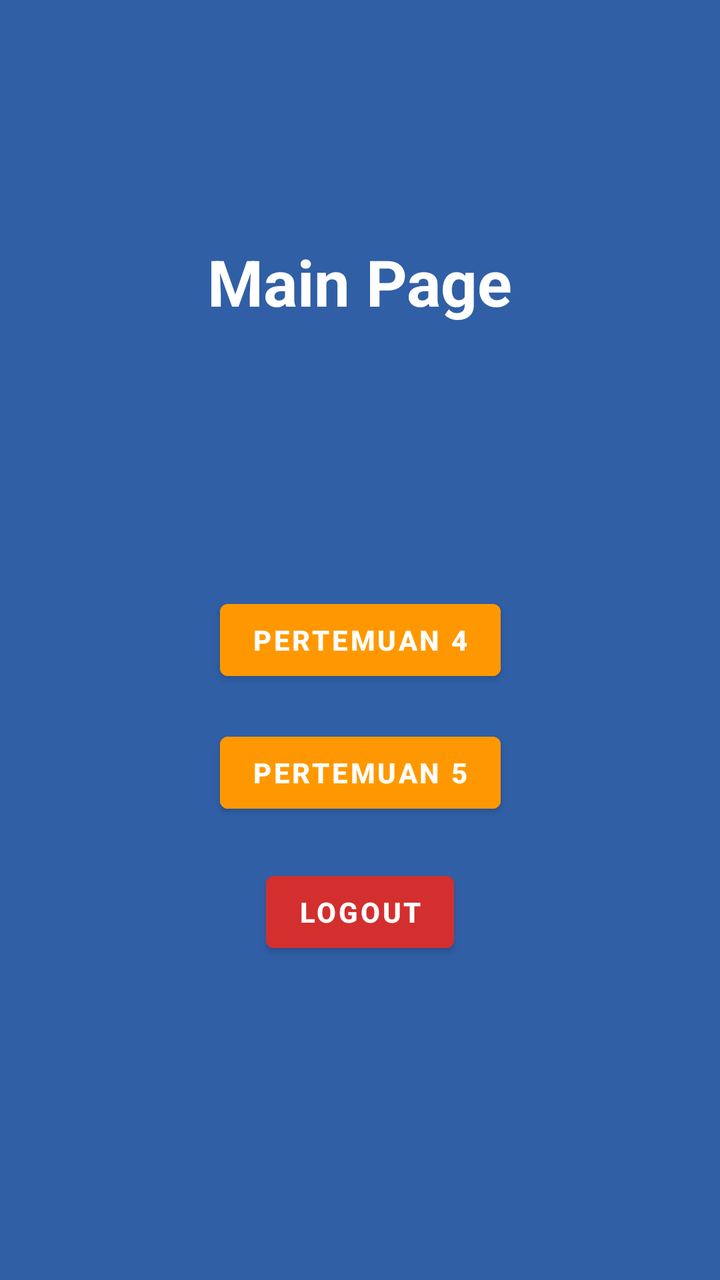
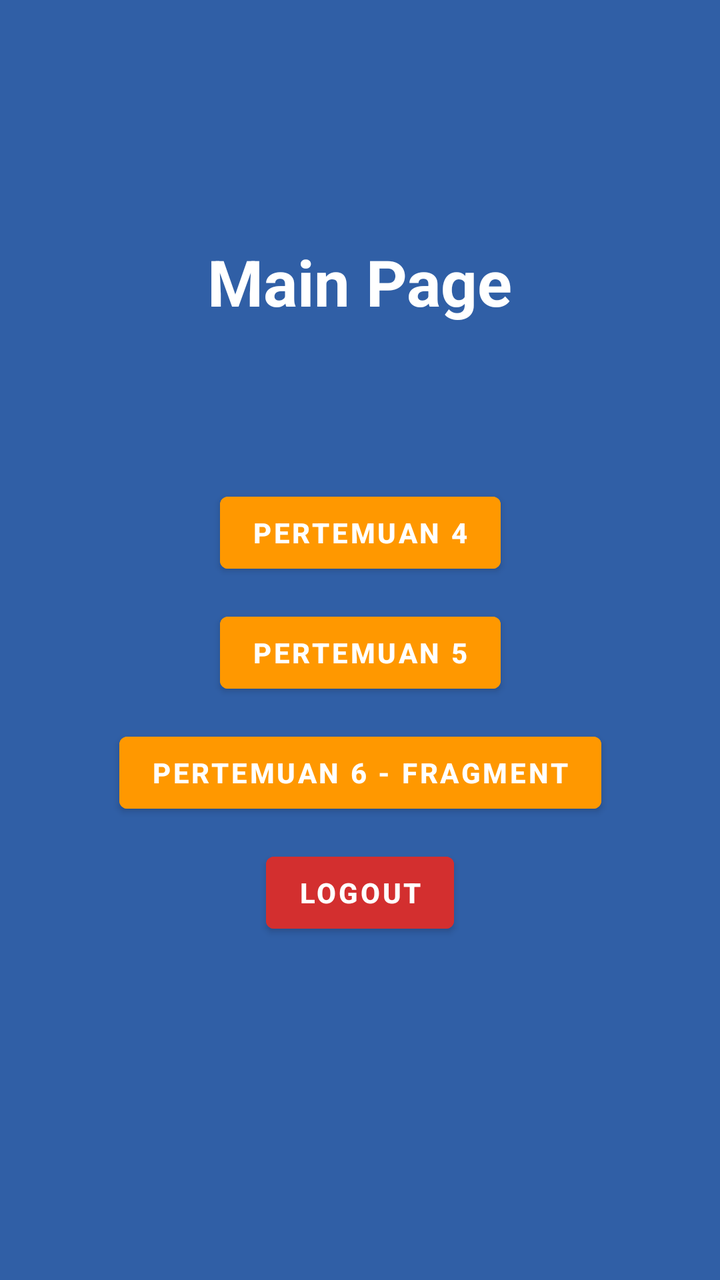

Screens rendered from an Android XML layout before and after an edit, with the pre-edit source and the edit as a unified diff.
<!-- AndroidManifest.xml: activity theme Theme.Venus_muzian -->
<!-- res/layout/activity_main.xml -->
<?xml version="1.0" encoding="utf-8"?>
<androidx.constraintlayout.widget.ConstraintLayout
    xmlns:android="http://schemas.android.com/apk/res/android"
    xmlns:app="http://schemas.android.com/apk/res-auto"
    xmlns:tools="http://schemas.android.com/tools"
    android:id="@+id/main"
    android:layout_width="match_parent"
    android:layout_height="match_parent"
    android:background="#305FA6"
    tools:context=".MainActivity">

    <TextView
        android:id="@+id/textView"
        android:layout_width="wrap_content"
        android:layout_height="wrap_content"
        android:text="Main Page"
        android:textStyle="bold"
        android:textSize="32sp"
        android:textColor="@color/white"
        app:layout_constraintBottom_toBottomOf="parent"
        app:layout_constraintEnd_toEndOf="parent"
        app:layout_constraintStart_toStartOf="parent"
        app:layout_constraintTop_toTopOf="parent"
        app:layout_constraintVertical_bias="0.2" />

    <Button
        android:id="@+id/btnToFourth"
        android:layout_width="wrap_content"
        android:layout_height="wrap_content"
        android:text="Pertemuan 4"
        android:textStyle="bold"
        android:backgroundTint="#FF9800"
        app:layout_constraintBottom_toBottomOf="parent"
        app:layout_constraintEnd_toEndOf="parent"
        app:layout_constraintStart_toStartOf="parent"
        app:layout_constraintTop_toTopOf="parent"
        app:layout_constraintVertical_bias="0.500" />

    <Button
        android:id="@+id/btnToFifth"
        android:layout_width="wrap_content"
        android:layout_height="wrap_content"
        android:text="Pertemuan 5"
        android:textStyle="bold"
        android:backgroundTint="#FF9800"
        app:layout_constraintBottom_toBottomOf="parent"
        app:layout_constraintEnd_toEndOf="parent"
        app:layout_constraintStart_toStartOf="parent"
        app:layout_constraintTop_toTopOf="parent"
        app:layout_constraintVertical_bias="0.612" />

    
    <Button
        android:id="@+id/btnLogout"
        android:layout_width="wrap_content"
        android:layout_height="wrap_content"
        android:text="Logout"
        android:textStyle="bold"
        android:textColor="@color/white"
        android:backgroundTint="#D32F2F"
        app:layout_constraintBottom_toBottomOf="parent"
        app:layout_constraintEnd_toEndOf="parent"
        app:layout_constraintStart_toStartOf="parent"
        app:layout_constraintTop_toTopOf="parent"
        app:layout_constraintVertical_bias="0.73" />

</androidx.constraintlayout.widget.ConstraintLayout>
<!-- resources referenced by this layout -->
<resources>
  <color name="white">#FFFFFFFF</color>
  <style name="Theme.Venus_muzian" parent="Theme.MaterialComponents.DayNight.NoActionBar" />
</resources>

<!-- the commit's change to res/layout/activity_main.xml (unified diff, before → after) -->
@@ -30,11 +30,10 @@
         android:text="Pertemuan 4"
         android:textStyle="bold"
         android:backgroundTint="#FF9800"
-        app:layout_constraintBottom_toBottomOf="parent"
+        app:layout_constraintTop_toBottomOf="@id/textView"
+        app:layout_constraintStart_toStartOf="parent"
         app:layout_constraintEnd_toEndOf="parent"
-        app:layout_constraintStart_toStartOf="parent"
-        app:layout_constraintTop_toTopOf="parent"
-        app:layout_constraintVertical_bias="0.500" />
+        android:layout_marginTop="80dp" />
 
     <Button
         android:id="@+id/btnToFifth"
@@ -43,13 +42,24 @@
         android:text="Pertemuan 5"
         android:textStyle="bold"
         android:backgroundTint="#FF9800"
-        app:layout_constraintBottom_toBottomOf="parent"
+        app:layout_constraintTop_toBottomOf="@id/btnToFourth"
+        app:layout_constraintStart_toStartOf="parent"
         app:layout_constraintEnd_toEndOf="parent"
+        android:layout_marginTop="12dp" />
+
+    <Button
+        android:id="@+id/btnPertemuan6"
+        android:layout_width="wrap_content"
+        android:layout_height="wrap_content"
+        android:text="Pertemuan 6 - Fragment"
+        android:textStyle="bold"
+        android:backgroundTint="#FF9800"
+        android:textColor="@android:color/white"
+        app:layout_constraintTop_toBottomOf="@id/btnToFifth"
         app:layout_constraintStart_toStartOf="parent"
-        app:layout_constraintTop_toTopOf="parent"
-        app:layout_constraintVertical_bias="0.612" />
+        app:layout_constraintEnd_toEndOf="parent"
+        android:layout_marginTop="12dp" />
 
-    
     <Button
         android:id="@+id/btnLogout"
         android:layout_width="wrap_content"
@@ -58,10 +68,9 @@
         android:textStyle="bold"
         android:textColor="@color/white"
         android:backgroundTint="#D32F2F"
-        app:layout_constraintBottom_toBottomOf="parent"
+        app:layout_constraintTop_toBottomOf="@id/btnPertemuan6"
+        app:layout_constraintStart_toStartOf="parent"
         app:layout_constraintEnd_toEndOf="parent"
-        app:layout_constraintStart_toStartOf="parent"
-        app:layout_constraintTop_toTopOf="parent"
-        app:layout_constraintVertical_bias="0.73" />
+        android:layout_marginTop="12dp" />
 
 </androidx.constraintlayout.widget.ConstraintLayout>
